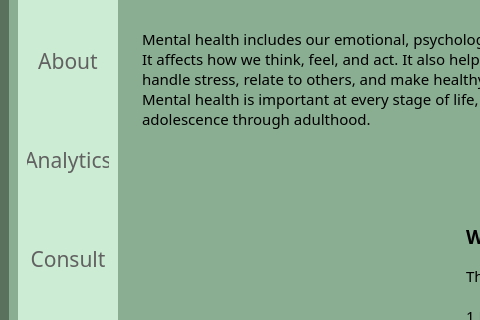
Above: Mental_Health.ui from srishtiigautam/restorehealth before the change; both pictures show x 0 to 480 and y 249 to 569 of the 1068 by 835 pixel window. Below: the same form after it.
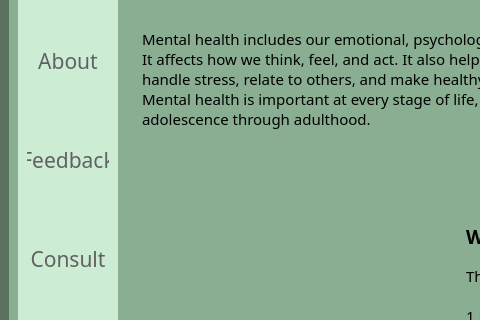
That is the form after the change. Icons and pictures are not drawn.

Commit message: "Analytics" changed to "Feedback"

```diff
--- a/Mental_Health.ui
+++ b/Mental_Health.ui
@@ -295,7 +295,7 @@
 </string>
             </property>
             <property name="text">
-             <string>Analytics</string>
+             <string>Feedback</string>
             </property>
            </widget>
           </item>
```
Left out of the diff: 2 changed lines with no effect on the pictures. The commit also changes 19 other files.
